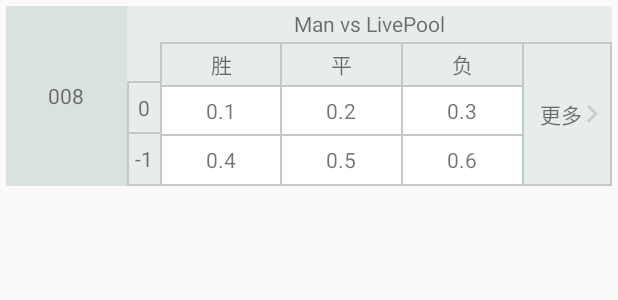
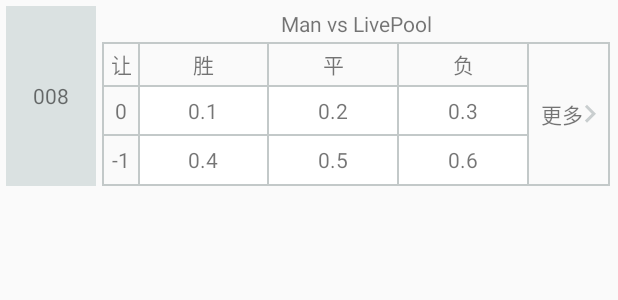
Before and after one commit to deyin/ApolloBet, an Android app: the layout list_item_match.xml on its own in the app's theme, with its tools: preview values and no code run, on a phone screen of 412 x 824 dp. Shown: the top 300 px of the screen. Run offline under Robolectric (Android 15) with nearby library versions, the phone set to English and light mode, and no system bars; network calls fail.

Commit message:
refactor match layout

```diff
--- a/app/src/main/res/layout/list_item_match.xml
+++ b/app/src/main/res/layout/list_item_match.xml
@@ -1,5 +1,6 @@
 <?xml version="1.0" encoding="utf-8"?>
 <LinearLayout xmlns:android="http://schemas.android.com/apk/res/android"
+    android:id="@+id/layout_match"
     android:layout_width="match_parent"
     android:layout_height="128dp"
     android:orientation="horizontal"
@@ -11,31 +12,35 @@
         android:id="@+id/left_layout"
         android:layout_width="0dp"
         android:layout_height="match_parent"
-        android:layout_weight="0.2"
+        android:layout_weight="0.15"
         android:background="@color/colorMatchInfo">
 
         <TextView
             android:id="@+id/tv_match_info"
             android:layout_width="match_parent"
             android:layout_height="match_parent"
-            android:gravity="center"
+            android:gravity="start|center_vertical"
+            android:padding="4dp"
             android:text="008"
             android:textAlignment="center" />
 
     </LinearLayout>
-    <!-- //left match info -->
 
-    <!-- right vs and odds -->
+    <View
+        android:layout_width="0dp"
+        android:layout_height="match_parent"
+        android:layout_weight="0.01" />
+
+    <!-- right top vs & bottom odds -->
     <LinearLayout
         android:id="@+id/right_layout"
         android:layout_width="0dp"
         android:layout_height="match_parent"
-        android:layout_weight="0.8"
-        android:background="@color/colorMatchParent"
+        android:layout_weight="0.84"
         android:orientation="vertical"
         android:weightSum="1">
 
-        <!-- right top vs -->
+        <!-- top vs -->
         <LinearLayout
             android:id="@+id/right_layout_top"
             android:layout_width="match_parent"
@@ -52,7 +57,7 @@
 
         </LinearLayout>
 
-        <!-- remaining left of spread, center of odds right of more -->
+        <!-- bottom odds table & more -->
         <LinearLayout
             android:id="@+id/right_layout_remaining"
             android:layout_width="match_parent"
@@ -61,85 +66,17 @@
             android:orientation="horizontal"
             android:weightSum="1">
 
-            <!-- left of spread -->
+            <!-- left odds table -->
             <TableLayout
                 android:layout_width="0dp"
                 android:layout_height="match_parent"
-                android:layout_weight="0.07"
-                android:divider="@drawable/divider_vertical"
-                android:orientation="vertical"
-                android:showDividers="middle|end"
-                android:weightSum="1">
-
-                <TableRow
-                    android:layout_width="match_parent"
-                    android:layout_height="0dp"
-                    android:layout_weight="0.2"
-                    android:orientation="horizontal"
-                    android:weightSum="1">
-
-                    <TextView
-                        android:id="@+id/tv_placeholder"
-                        android:layout_width="0dp"
-                        android:layout_height="match_parent"
-                        android:layout_weight="1"
-                        android:textAlignment="center" />
-
-                </TableRow>
-
-                <TableRow
-                    android:layout_width="match_parent"
-                    android:layout_height="0dp"
-                    android:layout_weight="0.4"
-                    android:divider="@drawable/divider_horizontal"
-                    android:orientation="horizontal"
-                    android:showDividers="beginning|middle"
-                    android:weightSum="1">
-
-                    <TextView
-                        android:id="@+id/tv_none_spread"
-                        android:layout_width="0dp"
-                        android:layout_height="match_parent"
-                        android:layout_weight="1"
-                        android:gravity="center"
-                        android:text="0"
-                        android:textAlignment="center" />
-
-                </TableRow>
-
-                <TableRow
-                    android:layout_width="match_parent"
-                    android:layout_height="0dp"
-                    android:layout_weight="0.4"
-                    android:divider="@drawable/divider_horizontal"
-                    android:orientation="horizontal"
-                    android:showDividers="beginning|middle"
-                    android:weightSum="1">
-
-                    <TextView
-                        android:id="@+id/tv_spread"
-                        android:layout_width="0dp"
-                        android:layout_height="match_parent"
-                        android:layout_weight="1"
-                        android:gravity="center"
-                        android:text="-1"
-                        android:textAlignment="center" />
-
-                </TableRow>
-            </TableLayout>
-            <!-- //left of spread -->
-
-            <!-- center odds -->
-            <TableLayout
-                android:layout_width="0dp"
-                android:layout_height="match_parent"
-                android:layout_weight="0.75"
+                android:layout_weight="0.84"
                 android:divider="@drawable/divider_vertical"
                 android:orientation="vertical"
                 android:showDividers="middle|beginning|end"
                 android:weightSum="1">
 
-                <!--win/draw/lose label -->
+                <!--spread/win/draw/lose label -->
                 <TableRow
                     android:layout_width="0dp"
                     android:layout_height="match_parent"
@@ -147,7 +84,16 @@
                     android:divider="@drawable/divider_horizontal"
                     android:orientation="horizontal"
                     android:showDividers="beginning|middle|end"
-                    android:weightSum="9">
+                    android:weightSum="9.8">
+
+                    <TextView
+                        android:layout_width="0dp"
+                        android:layout_height="match_parent"
+
+                        android:layout_weight="0.8"
+                        android:gravity="center"
+                        android:text="@string/spread"
+                        android:textAlignment="center" />
 
                     <TextView
                         android:layout_width="0dp"
@@ -182,18 +128,26 @@
                     android:layout_width="match_parent"
                     android:layout_height="0dp"
                     android:layout_weight="0.4"
-                    android:background="@color/colorOddNotSelected"
                     android:divider="@drawable/divider_horizontal"
                     android:orientation="horizontal"
                     android:showDividers="beginning|middle|end"
-                    android:weightSum="9">
+                    android:weightSum="9.8">
+
+                    <TextView
+                        android:id="@+id/tv_none_spread"
+                        android:layout_width="0dp"
+                        android:layout_height="match_parent"
+                        android:layout_weight="0.8"
+                        android:gravity="center"
+                        android:text="0"
+                        android:textAlignment="center" />
 
                     <TextView
                         android:id="@+id/tv_win_odds"
                         android:layout_width="0dp"
                         android:layout_height="match_parent"
-
                         android:layout_weight="3"
+                        android:background="@color/colorOddNotSelected"
                         android:gravity="center"
                         android:text="0.1"
                         android:textAlignment="center" />
@@ -202,8 +156,8 @@
                         android:id="@+id/tv_draw_odds"
                         android:layout_width="0dp"
                         android:layout_height="match_parent"
-
                         android:layout_weight="3"
+                        android:background="@color/colorOddNotSelected"
                         android:gravity="center"
                         android:text="0.2"
                         android:textAlignment="center" />
@@ -212,8 +166,8 @@
                         android:id="@+id/tv_lose_odds"
                         android:layout_width="0dp"
                         android:layout_height="match_parent"
-
                         android:layout_weight="3"
+                        android:background="@color/colorOddNotSelected"
                         android:gravity="center"
                         android:text="0.3"
                         android:textAlignment="center" />
@@ -224,18 +178,26 @@
                     android:layout_width="match_parent"
                     android:layout_height="0dp"
                     android:layout_weight="0.4"
-                    android:background="@color/colorOddNotSelected"
                     android:divider="@drawable/divider_horizontal"
                     android:orientation="horizontal"
                     android:showDividers="beginning|middle|end"
-                    android:weightSum="9">
+                    android:weightSum="9.8">
+
+                    <TextView
+                        android:id="@+id/tv_spread"
+                        android:layout_width="0dp"
+                        android:layout_height="match_parent"
+                        android:layout_weight="0.8"
+                        android:gravity="center"
+                        android:text="-1"
+                        android:textAlignment="center" />
 
                     <TextView
                         android:id="@+id/tv_spread_win_odds"
                         android:layout_width="0dp"
                         android:layout_height="match_parent"
-
                         android:layout_weight="3"
+                        android:background="@color/colorOddNotSelected"
                         android:gravity="center"
                         android:text="0.4"
                         android:textAlignment="center" />
@@ -244,8 +206,8 @@
                         android:id="@+id/tv_spread_draw_odds"
                         android:layout_width="0dp"
                         android:layout_height="match_parent"
-
                         android:layout_weight="3"
+                        android:background="@color/colorOddNotSelected"
                         android:gravity="center"
                         android:text="0.5"
                         android:textAlignment="center" />
@@ -254,20 +216,19 @@
                         android:id="@+id/tv_spread_lose_odds"
                         android:layout_width="0dp"
                         android:layout_height="match_parent"
-
                         android:layout_weight="3"
+                        android:background="@color/colorOddNotSelected"
                         android:gravity="center"
                         android:text="0.6"
                         android:textAlignment="center" />
                 </TableRow>
             </TableLayout>
-            <!-- //center of odds -->
 
-            <!-- right of more -->
+            <!-- right more -->
             <TableLayout
                 android:layout_width="0dp"
                 android:layout_height="match_parent"
-                android:layout_weight="0.18"
+                android:layout_weight="0.16"
                 android:divider="@drawable/divider_vertical"
                 android:orientation="vertical"
                 android:showDividers="middle|beginning|end"
@@ -286,7 +247,6 @@
                         android:id="@+id/tv_more_odds"
                         android:layout_width="match_parent"
                         android:layout_height="match_parent"
-
                         android:layout_weight="1"
                         android:drawablePadding="-16dp"
                         android:drawableRight="@drawable/ic_keyboard_arrow_right"
@@ -300,7 +260,7 @@
             <!-- //right of more -->
 
         </LinearLayout>
-        <!-- //remaining spread &odds &more -->
+
     </LinearLayout>
     <!-- //right vs and odds -->
 </LinearLayout>
--- a/app/src/main/res/values/strings.xml
+++ b/app/src/main/res/values/strings.xml
@@ -10,4 +10,5 @@
     <string name="strAutoSelectByOdds">根据赔率自选</string>
     <string name="strAutoSelectByHandicap">根据盘口自选</string>
     <string name="strAutoSelectByProfitAndLoss">根据盈亏自选</string>
+    <string name="spread">让</string>
 </resources>
```
Also changed, not shown: app/src/main/java/dylan/io/apollobet/MainActivity.java (+31 -6 lines), app/src/main/java/dylan/io/apollobet/adapters/MatchAdapter.java (+41 -10 lines), app/src/main/java/dylan/io/apollobet/models/Match.java (+18 -5 lines), app/src/main/java/dylan/io/apollobet/utils/DateUtils.java (+16 -8 lines), app/src/main/res/values/colors.xml (+7 -3 lines).
